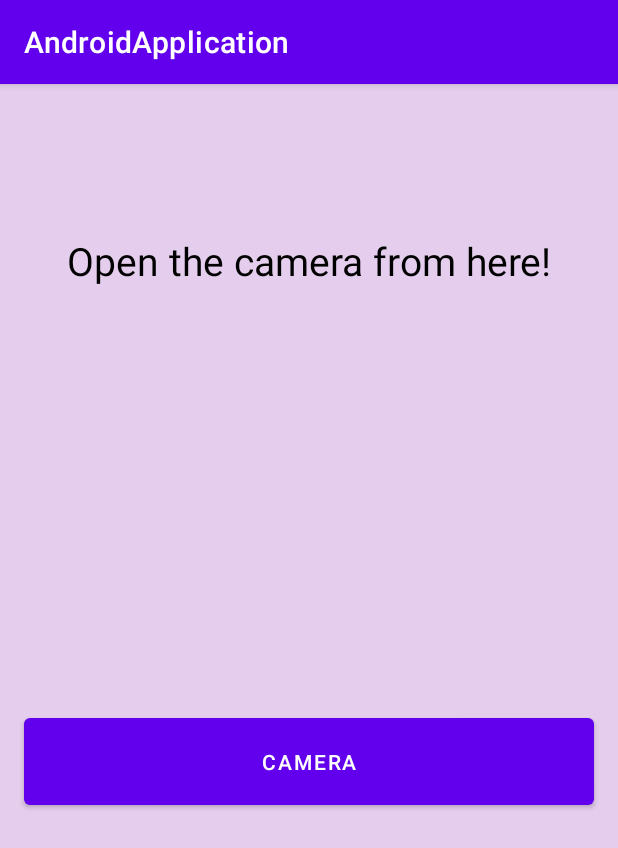
After one commit to elenamatei/AndroidProject, an Android app: the CameraActivity screen opened directly, with no data from a screen before it, on a phone screen of 412 x 824 dp. The commit adds this screen. Shown: the top 848 px of the screen. Run offline under Robolectric (Android 15) with nearby library versions, the phone set to English and light mode, and no system bars.

Commit message:
camera+save in google photos+search still not working

```diff
--- /dev/null
+++ b/app/src/main/java/com/example/androidapplication/CameraActivity.kt
@@ -0,0 +1,166 @@
+package com.example.androidapplication
+import android.content.ContentValues
+import android.content.Intent
+import android.content.pm.PackageManager
+import android.graphics.Bitmap
+import android.net.Uri
+import android.os.Build
+import androidx.appcompat.app.AppCompatActivity
+import android.os.Bundle
+import android.provider.MediaStore
+import android.widget.Toast
+import androidx.activity.result.ActivityResultLauncher
+import androidx.activity.result.contract.ActivityResultContracts
+import androidx.activity.result.launch
+import androidx.core.content.ContextCompat
+import androidx.lifecycle.lifecycleScope
+import com.example.androidapplication.databinding.ActivityCameraBinding
+//import com.example.scopedstorageyt.databinding.ActivityMainBinding
+import kotlinx.coroutines.launch
+import java.io.IOException
+import java.util.*
+
+
+class CameraActivity : AppCompatActivity() {
+    private lateinit var binding: ActivityCameraBinding
+    private var isReadPermissionGranted = false
+    private var isWritePermissionGranted = false
+    private lateinit var permissionLauncher: ActivityResultLauncher<Array<String>>
+
+    override fun onCreate(savedInstanceState: Bundle?) {
+        super.onCreate(savedInstanceState)
+        binding = ActivityCameraBinding.inflate(layoutInflater)
+        setContentView(binding.root)
+        permissionLauncher = registerForActivityResult(ActivityResultContracts.RequestMultiplePermissions()){ permissions ->
+
+            isReadPermissionGranted = permissions[android.Manifest.permission.READ_EXTERNAL_STORAGE] ?: isReadPermissionGranted
+            isWritePermissionGranted = permissions[android.Manifest.permission.WRITE_EXTERNAL_STORAGE] ?: isWritePermissionGranted
+
+        }
+
+        requestPermission()
+
+        val takePhoto = registerForActivityResult(ActivityResultContracts.TakePicturePreview()){
+
+            lifecycleScope.launch {
+
+                if (isWritePermissionGranted){
+
+                    if (savePhotoToExternalStorage(UUID.randomUUID().toString(),it)){
+
+                        Toast.makeText(this@CameraActivity,"Photo Saved Successfully",Toast.LENGTH_SHORT).show()
+
+                    }else{
+
+                        Toast.makeText(this@CameraActivity,"Failed to Save photo",Toast.LENGTH_SHORT).show()
+                    }
+
+                }else{
+
+                    Toast.makeText(this@CameraActivity,"Permission not Granted",Toast.LENGTH_SHORT).show()
+
+                }
+
+            }
+
+        }
+
+        binding.saveButton.setOnClickListener {
+            takePhoto.launch()
+           /// startActivity(Intent(this,ReadExternalStorage::class.java))
+        }
+
+
+    }
+
+    private fun sdkCheck() : Boolean{
+
+        if (Build.VERSION.SDK_INT >= Build.VERSION_CODES.Q){
+            return true
+        }
+
+        return false
+
+    }
+
+    private fun requestPermission(){
+
+        val isReadPermission = ContextCompat.checkSelfPermission(
+            this,
+            android.Manifest.permission.READ_EXTERNAL_STORAGE
+        ) == PackageManager.PERMISSION_GRANTED
+
+        val isWritePermission = ContextCompat.checkSelfPermission(
+            this,
+            android.Manifest.permission.WRITE_EXTERNAL_STORAGE
+        ) == PackageManager.PERMISSION_GRANTED
+
+        val minSdkLevel = Build.VERSION.SDK_INT >= Build.VERSION_CODES.Q
+
+        isReadPermissionGranted = isReadPermission
+        isWritePermissionGranted = isWritePermission || minSdkLevel
+
+        val permissionRequest = mutableListOf<String>()
+        if (!isWritePermissionGranted){
+
+            permissionRequest.add(android.Manifest.permission.WRITE_EXTERNAL_STORAGE)
+
+        }
+        if (!isReadPermissionGranted){
+
+            permissionRequest.add(android.Manifest.permission.READ_EXTERNAL_STORAGE)
+
+        }
+
+        if (permissionRequest.isNotEmpty())
+        {
+            permissionLauncher.launch(permissionRequest.toTypedArray())
+        }
+
+    }
+
+    private fun savePhotoToExternalStorage(name : String, bmp : Bitmap?) : Boolean{
+
+        val imageCollection : Uri = if (sdkCheck()){
+            MediaStore.Images.Media.getContentUri(MediaStore.VOLUME_EXTERNAL_PRIMARY)
+        }else{
+            MediaStore.Images.Media.EXTERNAL_CONTENT_URI
+        }
+
+        val contentValues = ContentValues().apply {
+
+            put(MediaStore.Images.Media.DISPLAY_NAME,"$name.jpg")
+            put(MediaStore.Images.Media.MIME_TYPE,"image/jpeg")
+            if (bmp != null){
+                put(MediaStore.Images.Media.WIDTH,bmp.width)
+                put(MediaStore.Images.Media.HEIGHT,bmp.height)
+            }
+
+        }
+
+        return try{
+
+            contentResolver.insert(imageCollection,contentValues)?.also {
+
+                contentResolver.openOutputStream(it).use { outputStream ->
+
+                    if (bmp != null){
+
+                        if(!bmp.compress(Bitmap.CompressFormat.JPEG,95,outputStream)){
+
+                            throw IOException("Failed to save Bitmap")
+                        }
+                    }
+                }
+
+            } ?: throw IOException("Failed to create Media Store entry")
+            true
+        }catch (e: IOException){
+
+            e.printStackTrace()
+            false
+        }
+
+    }
+
+}
--- a/app/src/main/java/com/example/androidapplication/MainActivity.kt
+++ b/app/src/main/java/com/example/androidapplication/MainActivity.kt
@@ -39,8 +39,9 @@ class MainActivity : AppCompatActivity() {
 
             it.isChecked = true
             val intent = Intent(this, RecyclerView::class.java)
+            val newIntent = Intent(this, CameraActivity::class.java)
             when(it.itemId){
-                R.id.nav_home -> replaceFragment(HomeFragment(), it.title.toString())
+                R.id.nav_camera -> startActivity(newIntent)
                 R.id.nav_login ->  replaceFragment(ProfileFragment(), it.title.toString())
                 R.id.nav_message -> replaceFragment(MessagesFragment(), it.title.toString())
                 R.id.nav_review -> replaceFragment(ReviewFragment(), it.title.toString())
--- a/app/src/main/java/com/example/androidapplication/RecyclerView.kt
+++ b/app/src/main/java/com/example/androidapplication/RecyclerView.kt
@@ -69,7 +69,7 @@ class RecyclerView : AppCompatActivity(){
     }
 
 
-    override fun onCreateOptionsMenu(menu: Menu?): Boolean {
+    override fun onCreateOptionsMenu(menu: Menu): Boolean {
 
         menuInflater.inflate(R.menu.search_bar,menu)
         val item = menu?.findItem(R.id.search)
--- /dev/null
+++ b/app/src/main/res/layout/activity_camera.xml
@@ -0,0 +1,85 @@
+<?xml version="1.0" encoding="utf-8"?>
+<androidx.constraintlayout.widget.ConstraintLayout xmlns:android="http://schemas.android.com/apk/res/android"
+    xmlns:app="http://schemas.android.com/apk/res-auto"
+    xmlns:tools="http://schemas.android.com/tools"
+    android:layout_width="match_parent"
+    android:layout_height="match_parent"
+    android:background="@color/lilac"
+    tools:context=".CameraActivity">
+
+<!--    <ImageView-->
+<!--        android:id="@+id/imageView"-->
+<!--        android:layout_width="300dp"-->
+<!--        android:layout_height="300dp"-->
+<!--        android:layout_marginTop="168dp"-->
+<!--        app:layout_constraintEnd_toEndOf="parent"-->
+<!--        app:layout_constraintHorizontal_bias="0.495"-->
+<!--        app:layout_constraintStart_toStartOf="parent"-->
+<!--        app:layout_constraintTop_toTopOf="parent"-->
+<!--        tools:srcCompat="@tools:sample/avatars" />-->
+
+<!--    -->
+
+<!--    <Button-->
+<!--        android:id="@+id/btnCamera"-->
+<!--        android:layout_width="wrap_content"-->
+<!--        android:layout_height="wrap_content"-->
+<!--        android:layout_marginTop="108dp"-->
+<!--        android:text="Camera"-->
+<!--        app:layout_constraintBottom_toBottomOf="parent"-->
+<!--        app:layout_constraintEnd_toStartOf="@+id/guideline3"-->
+<!--        app:layout_constraintHorizontal_bias="0.513"-->
+<!--        app:layout_constraintStart_toStartOf="parent"-->
+<!--        app:layout_constraintTop_toTopOf="@+id/guideline2"-->
+<!--        app:layout_constraintVertical_bias="0.0" />-->
+
+<!--    <Button-->
+<!--        android:id="@+id/btnGallery"-->
+<!--        android:layout_width="wrap_content"-->
+<!--        android:layout_height="wrap_content"-->
+<!--        android:layout_marginTop="108dp"-->
+<!--        android:text="Gallery"-->
+<!--        app:layout_constraintEnd_toEndOf="parent"-->
+<!--        app:layout_constraintHorizontal_bias="0.471"-->
+<!--        app:layout_constraintStart_toStartOf="@+id/guideline3"-->
+<!--        app:layout_constraintTop_toTopOf="@+id/guideline2" />-->
+
+
+    <TextView
+        android:id="@+id/textView"
+        android:layout_width="match_parent"
+        android:layout_height="wrap_content"
+        android:layout_marginTop="100dp"
+        android:text="Open the camera from here!"
+        android:textAlignment="center"
+        android:textColor="@color/black"
+        android:textSize="26dp"
+        app:layout_constraintStart_toStartOf="parent"
+        app:layout_constraintTop_toTopOf="parent" />
+
+    <Button
+        android:id="@+id/saveButton"
+        android:layout_width="match_parent"
+        android:layout_height="70dp"
+        android:layout_margin="16dp"
+        android:text="Camera"
+        app:layout_constraintBottom_toBottomOf="parent"
+        app:layout_constraintEnd_toEndOf="parent"
+        app:layout_constraintStart_toStartOf="parent"
+        app:layout_constraintTop_toBottomOf="@+id/textView" />
+
+
+    <androidx.constraintlayout.widget.Guideline
+        android:id="@+id/guideline3"
+        android:layout_width="wrap_content"
+        android:layout_height="wrap_content"
+        android:orientation="vertical"
+        app:layout_constraintGuide_percent="0.5" />
+
+    <androidx.constraintlayout.widget.Guideline
+        android:id="@+id/guideline2"
+        android:layout_width="wrap_content"
+        android:layout_height="wrap_content"
+        android:orientation="horizontal"
+        app:layout_constraintGuide_percent="0.7" />
+</androidx.constraintlayout.widget.ConstraintLayout>
--- a/app/src/main/res/layout/activity_main.xml
+++ b/app/src/main/res/layout/activity_main.xml
@@ -13,9 +13,10 @@
         android:layout_height="wrap_content">
 
         <FrameLayout
+            android:id="@+id/frameLayout"
             android:layout_width="match_parent"
-            android:layout_height="match_parent"
-            android:id="@+id/frameLayout"/>
+            android:layout_height="match_parent" />
+
 
     </androidx.constraintlayout.widget.ConstraintLayout>
 
--- a/app/src/main/res/menu/nav_menu.xml
+++ b/app/src/main/res/menu/nav_menu.xml
@@ -7,9 +7,9 @@
     <group android:checkableBehavior="single">
 
     <item
-        android:id="@+id/nav_home"
-        android:title="Home"
-        android:icon="@drawable/ic_baseline_home_24"
+        android:id="@+id/nav_camera"
+        android:title="Camera"
+        android:icon="@drawable/ic_baseline_camera_alt_24"
         />
     <item
         android:id="@+id/nav_sync"
```
Also changed, not shown: app/build.gradle (+17 -0 lines), app/src/main/AndroidManifest.xml (+12 -0 lines), app/src/main/java/com/example/androidapplication/HomeFragment.kt (deleted, +0 -59 lines), app/src/main/java/com/example/androidapplication/ReadExternalStorage.kt (added, +11 -0 lines), app/src/main/res/drawable/ic_baseline_camera_alt_24.xml (added, +13 -0 lines), app/src/main/res/layout/activity_read_external_storage.xml (added, +9 -0 lines), app/src/main/res/layout/fragment_home.xml (deleted, +0 -26 lines).
